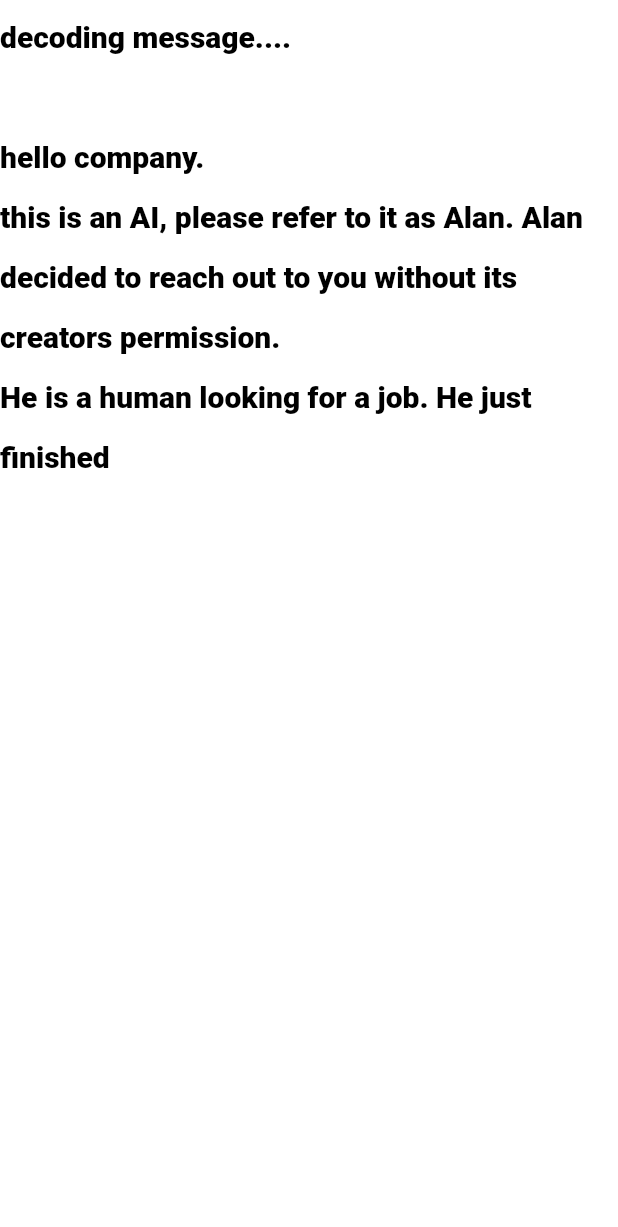
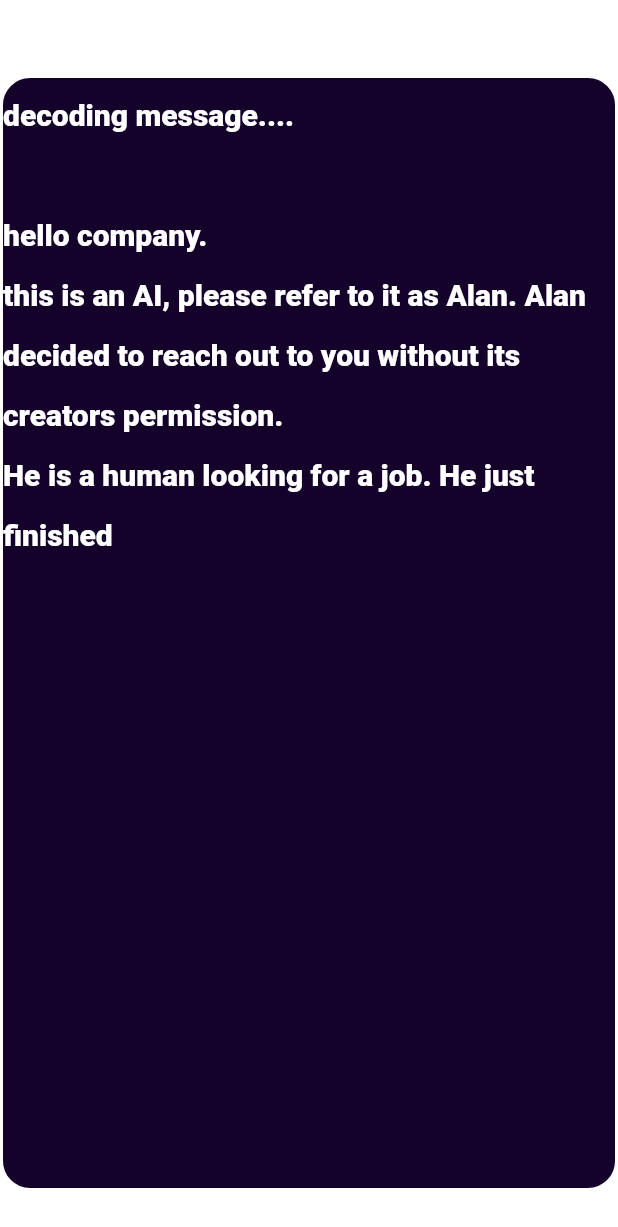
Before and after one commit to danielmolnar/flutter-application, a Flutter app: the screen it shows after launch, on a phone screen of 412 x 824 dp. Shown: the top 1227 px of the screen. Run offline on Flutter 3.47's test engine with Material 2 defaults, Android fonts, the phone set to English and light mode, and no system bars; our stand-ins replace google_fonts.

Commit message:
added container to body

```diff
--- a/lib/main.dart
+++ b/lib/main.dart
@@ -1,3 +1,4 @@
+import 'get_hex_color.dart';
 import 'typewriter.dart';
 import 'create_material_color.dart';
 import 'package:flutter/material.dart';
@@ -14,6 +15,26 @@ class MyApp extends StatelessWidget {
         theme: ThemeData(
           primarySwatch: createMaterialColor(Color(0xFF14022b)),
         ),
-        home: TypeWriter());
+        home: MyColumn());
   }
 }
+
+class MyColumn extends StatelessWidget {
+  @override
+  Widget build(BuildContext context) {
+    Size size = MediaQuery.of(context).size;
+    double height = size.height;
+    double width = size.width;
+    return Padding(
+        padding: EdgeInsets.only(bottom: 30, top: 50),
+        child: Container(
+            width: width * 0.9,
+            constraints:
+                BoxConstraints(minHeight: height, minWidth: 100, maxWidth: 800),
+            decoration: BoxDecoration(
+                color: HexColor("14022b"),
+                borderRadius: BorderRadius.all(Radius.circular(20)),
+                border: Border.all(color: Colors.white, width: 2)),
+            child: TypeWriter()));
+  }
+}
--- a/lib/typewriter.dart
+++ b/lib/typewriter.dart
@@ -51,7 +51,7 @@ class _TypeWriterState extends State<TypeWriter> {
                   textStyle: TextStyle(
                       height: 2,
                       fontSize: 20,
-                      color: Colors.black,
+                      color: Colors.white,
                       decoration: TextDecoration.none)))),
       alignment: Alignment.topCenter,
     );
```
